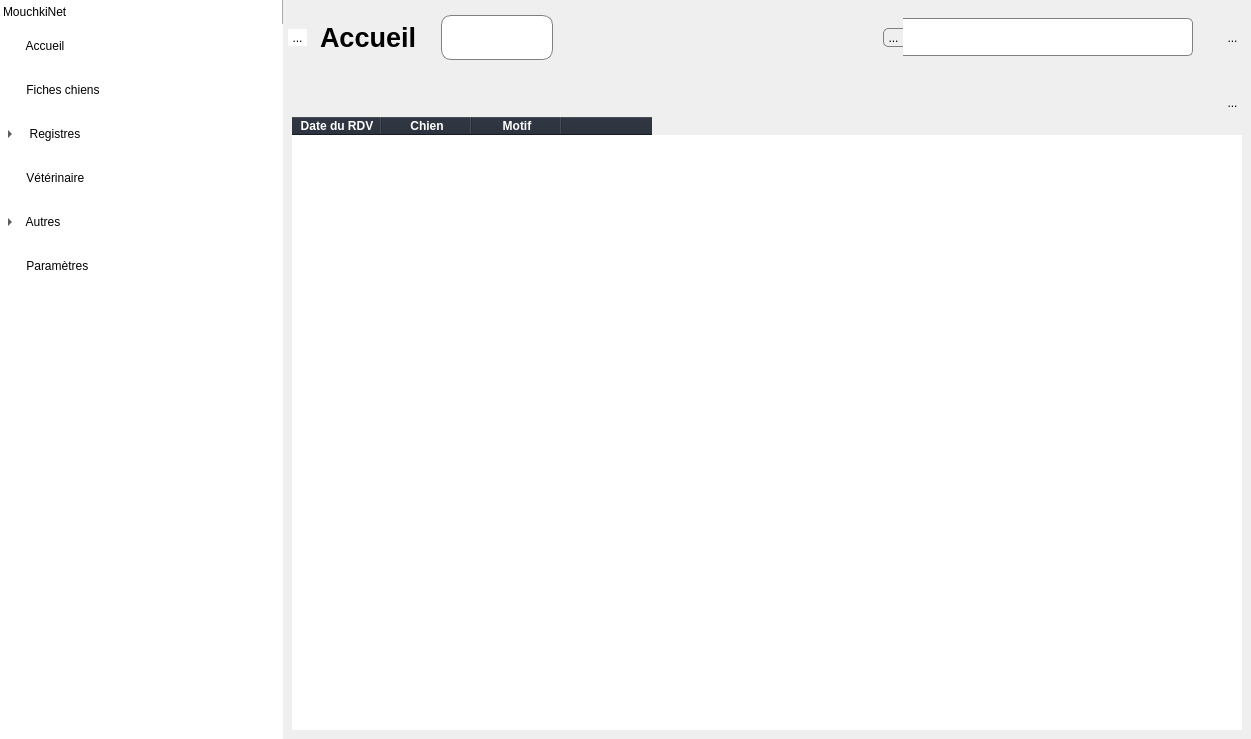
First picture: the form in mainwindow.ui, repository ArtAuc/mkrescue, before the edit.
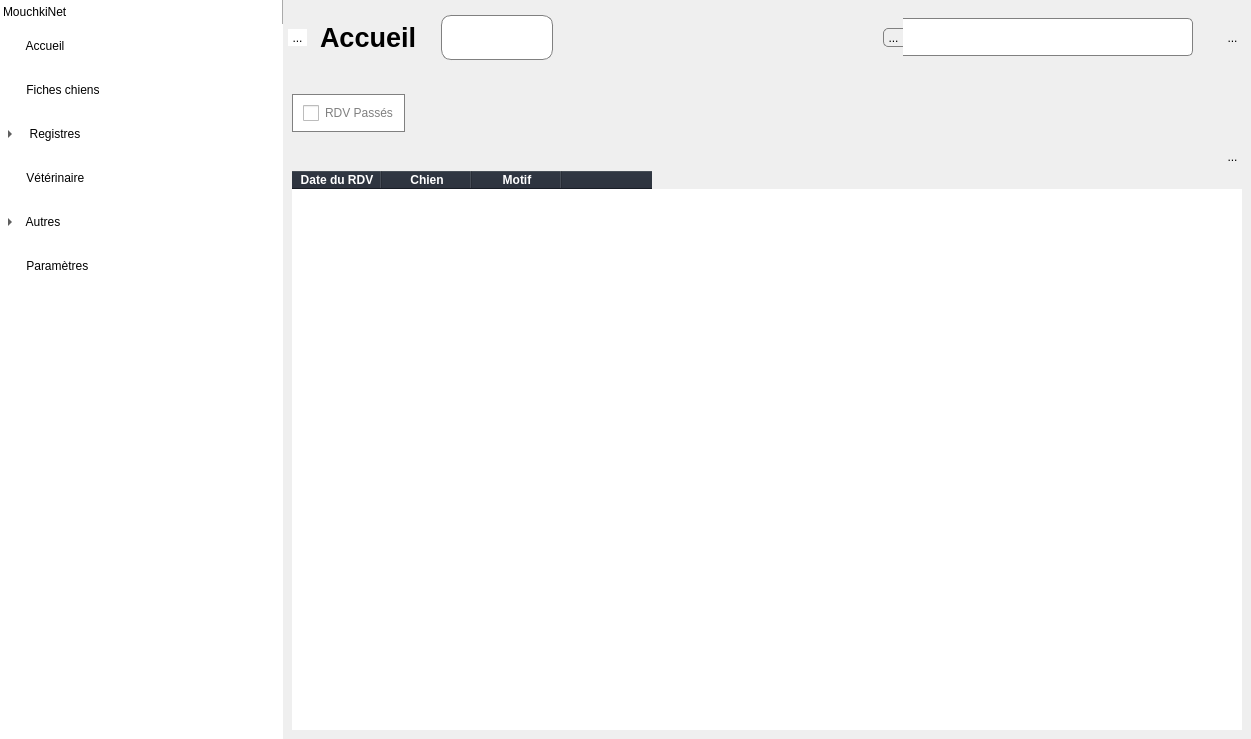
Second picture: the form after the edit. The open tabs and pages were chosen to show the change. Icons and pictures are not drawn. Custom widgets are drawn as their Qt base class.

The edit to the form file:
```diff
--- a/mainwindow.ui
+++ b/mainwindow.ui
@@ -2869,6 +2869,49 @@
         </widget>
         <widget class="Registry" name="vetPage">
          <layout class="QVBoxLayout" name="verticalLayout_13">
+          <item>
+           <layout class="QHBoxLayout" name="horizontalLayout_16">
+            <item>
+             <widget class="QCheckBox" name="oldCheckBox">
+              <property name="styleSheet">
+               <string notr="true">QCheckBox:checked{
+	background-color:#3b4b64;
+}
+
+QCheckBox:unchecked {
+	border: 1px solid gray;
+    background-color: white;
+	color:gray;
+}
+
+QCheckBox::indicator:unchecked{
+		image: url('media/cross.png');
+}
+
+QCheckBox{
+	margin-bottom:10px;
+}</string>
+              </property>
+              <property name="text">
+               <string>RDV Passés</string>
+              </property>
+             </widget>
+            </item>
+            <item>
+             <spacer name="horizontalSpacer_9">
+              <property name="orientation">
+               <enum>Qt::Horizontal</enum>
+              </property>
+              <property name="sizeHint" stdset="0">
+               <size>
+                <width>40</width>
+                <height>20</height>
+               </size>
+              </property>
+             </spacer>
+            </item>
+           </layout>
+          </item>
           <item>
            <layout class="QHBoxLayout" name="horizontalLayout_8">
             <property name="spacing">
```
Left out of the diff: 2 changed lines with no effect on the pictures.
